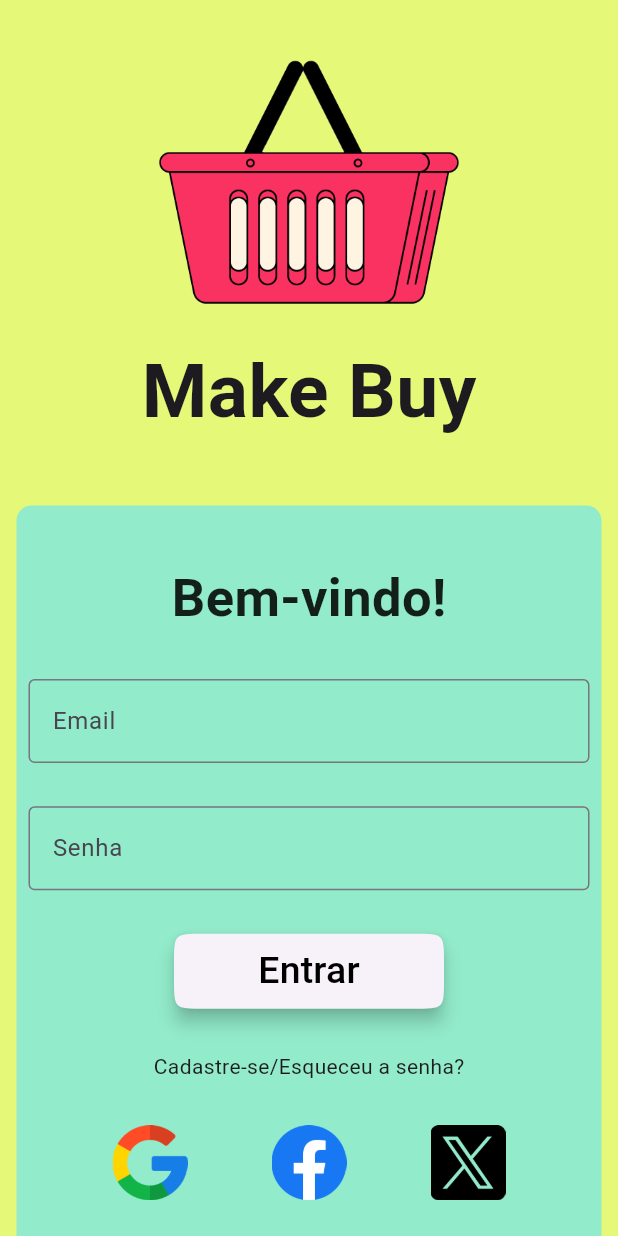
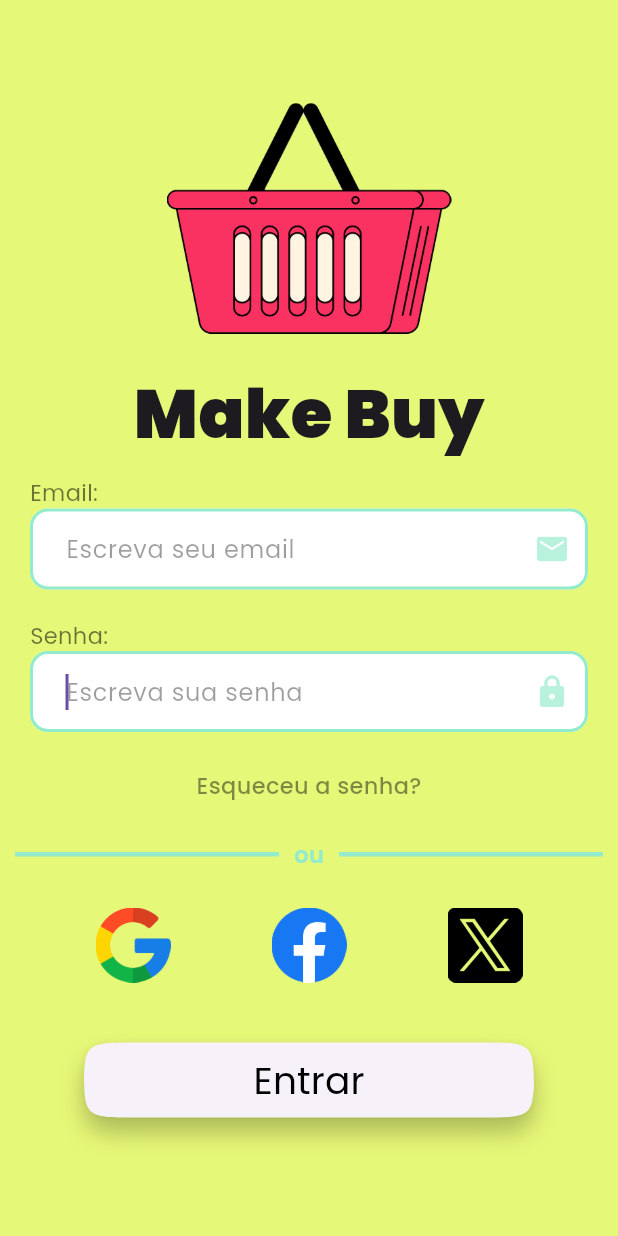
Before and after one commit to coutinhogcs/new-shop, a Flutter app: the screen it shows after launch, after a tap on "Começar a Gastar!", on a phone screen of 412 x 824 dp. Run offline on Flutter 3.47's test engine with Material 3 defaults, Android fonts, the light colour scheme and no system bars; our stand-ins replace firebase_core; accounts and stored records are empty.

Commit message:
feat: Layout Update

```diff
--- a/lib/screens/first_screen.dart
+++ b/lib/screens/first_screen.dart
@@ -1,52 +1,56 @@
-
 import 'package:flutter/material.dart';
+import 'package:new_shop/view/components/logo.dart';
 
 import 'login.dart';
 
-class FirstScreen extends StatelessWidget{
+class FirstScreen extends StatelessWidget {
   const FirstScreen({super.key});
   @override
-  Widget build(BuildContext context){
+  Widget build(BuildContext context) {
     return Scaffold(
-      body: Container(
-        width: double.infinity,
-        color: Color(0xffe6f877),
-        child: Column(
-          mainAxisAlignment: MainAxisAlignment.spaceEvenly,
+      backgroundColor: Color(0xffe6f877),
+      body: Column(
+        mainAxisAlignment: MainAxisAlignment.center,
+        crossAxisAlignment: CrossAxisAlignment.center,
         children: [
-           Image.asset('lib/images/Logo.png', width: 250, height: 250,),
-            const Text("Make Buy", style: TextStyle(fontSize: 50, color: Colors.black, fontWeight: FontWeight.bold)),
-            Column(
-              crossAxisAlignment: CrossAxisAlignment.start,
-              children: [
-                const Text("O que é melhor", style: TextStyle(fontSize: 20)),
-                const Text("do que Fazer", style: TextStyle(fontSize: 20),),
-                const Text("Compras?", style: TextStyle(fontSize: 20)),
-              ],
+          Padding(
+            padding: const EdgeInsets.fromLTRB(0, 0, 0, 170),
+            child: Logo(),
           ),
-
-            SizedBox(
+          Padding(
+            padding: const EdgeInsets.fromLTRB(50, 200, 0, 0),
+            child: Text("O que é melhor do que fazer Compras?", style: TextStyle(fontSize: 25, fontFamily: "Poppins", fontWeight: FontWeight.w400),),
+          ),
+          Padding(
+            padding: const EdgeInsets.fromLTRB(0, 25, 0, 0),
+            child: SizedBox(
               width: 300,
               height: 70,
               child: ElevatedButton(
                 onPressed: () {
                   Navigator.push(
                     context,
-                        MaterialPageRoute(
-                            builder: (context) => LoginPage()
-                        )
+                    MaterialPageRoute(builder: (context) => LoginPage()),
                   );
                 },
                 style: ElevatedButton.styleFrom(
                   elevation: 5,
                   shape: ContinuousRectangleBorder(
-                          borderRadius: BorderRadiusGeometry.circular(20)
-                  )
+                    borderRadius: BorderRadiusGeometry.circular(20),
                   ),
-                  child: Text("Começar a Gastar!", style: TextStyle(fontSize: 30, color: Colors.black))),
-            )
+
+                ),
+                child: Text(
+                  "Começar a Gastar!",
+                  style: TextStyle(fontSize: 25, color: Colors.black, fontFamily: "Poppins", fontWeight: FontWeight.w300
+                  ),
+                ),
+              ),
+            ),
+          ),
+
+
         ],
-        ),
       ),
     );
   }
--- a/lib/screens/home.dart
+++ b/lib/screens/home.dart
@@ -1,6 +1,6 @@
 import 'package:flutter/material.dart';
 
-class HomePage extends StatelessWidget{
+class HomePage extends StatelessWidget {
   const HomePage({super.key});
 
   @override
@@ -8,26 +8,24 @@ class HomePage extends StatelessWidget{
     return Scaffold(
       appBar: AppBar(
         title: Text("Menu"),
-        leading: IconButton(onPressed: (){
+        leading: IconButton(
+          onPressed: () {
             Navigator.pop(context);
-        }, icon: Icon(Icons.arrow_back_rounded )),
+          },
+          icon: Icon(Icons.arrow_back_rounded),
+        ),
         toolbarHeight: 45,
-        backgroundColor:  Color(0xffbebebe),
+        backgroundColor: Color(0xffbebebe),
       ),
-      body:
-        Center(
+      body: Center(
         child: Column(
           children: [
-              Icon(Icons.person, size: 90,),
-              Text("Hello Guilherme!",
-              style: TextStyle(
-                fontSize: 30
-              ),),
+            Icon(Icons.person, size: 90, color: Color(0xffe6f877)),
+            Text("Hello Guilherme!", style: TextStyle(fontSize: 30)),
           ],
         ),
       ),
       backgroundColor: Color(0xffe6f877),
-
     );
   }
 }
--- a/lib/screens/login.dart
+++ b/lib/screens/login.dart
@@ -1,95 +1,90 @@
 import 'package:flutter/material.dart';
+import 'package:new_shop/screens/home.dart';
+import 'package:new_shop/view/components/input_text.dart';
+import 'package:new_shop/view/components/logo.dart';
+import 'package:new_shop/view/components/social_auth.dart';
 
-import 'home.dart';
-
-/// Tela de login com botão que exibe alerta
 class LoginPage extends StatelessWidget {
   const LoginPage({super.key});
 
   @override
   Widget build(BuildContext context) {
     return Scaffold(
-      body: Padding(
-        padding: const EdgeInsets.only(top: 25),
+      body: Container(
+        alignment: Alignment.center,
         child: Column(
+          mainAxisAlignment: MainAxisAlignment.center,
+          crossAxisAlignment: CrossAxisAlignment.center,
           children: [
-            Image.asset('lib/images/Logo.png', width: 200, height: 200,),
-            Text('Make Buy', style: TextStyle(fontSize: 50, fontWeight: FontWeight.bold),),
-            Center(
-              child: Padding(
-                padding: const EdgeInsets.only(top: 40),
-                child: Container(
-                  width: 390,
-                  height: 500,
-                  decoration: BoxDecoration(
-                    borderRadius: BorderRadius.circular(10),
-                    color: Color(0xff92ebcb),
-                  ),
-                  child: Padding(
-                    padding: const EdgeInsets.all(8.0),
+            Logo(),
+            Padding(
+              padding: const EdgeInsets.symmetric(horizontal: 20, vertical: 10),
               child: Column(
-                      mainAxisAlignment: MainAxisAlignment.spaceEvenly,
+                  crossAxisAlignment: CrossAxisAlignment.start,
                   children: [
-                        const Text(
-                          "Bem-vindo!",
-                          style: TextStyle(
-                              fontSize: 35,
-                              fontWeight: FontWeight.bold,
-                            color: Colors.black87
+                    Text("Email:", style: TextStyle(fontSize: 15, color: Colors.black54,  fontFamily: "Poppins")),
+                    InputText(suffixIcon: Icon(Icons.email), visibility: false, hintText: "Escreva seu email", obscureText: false,),
+                  ]
               ),
             ),
-                        const TextField(
-                          decoration: InputDecoration(
-                            labelText: "Email",
-                            border: OutlineInputBorder(),
+            Padding(
+              padding: const EdgeInsets.symmetric(horizontal: 20, vertical: 10),
+              child: Column(
+                  crossAxisAlignment: CrossAxisAlignment.start,
+                  children: [
+                    Text("Senha:", style: TextStyle(fontSize: 15, color: Colors.black54, fontFamily: "Poppins")),
+                    InputText(suffixIcon: Icon(Icons.lock), visibility: true, hintText: "Escreva sua senha", obscureText: true,),
+                  ]
               ),
             ),
-                        const TextField(
-                          obscureText: true,
-                          decoration: InputDecoration(
-                            labelText: "Senha",
-                            border: OutlineInputBorder(),
 
+            Padding(
+              padding: const EdgeInsets.symmetric(vertical: 15),
+              child: const Text("Esqueceu a senha?", style: TextStyle(fontSize: 15, color: Colors.black45, fontWeight: FontWeight.w500, fontFamily: "Poppins")),
+            ),
+            Padding(
+              padding: const EdgeInsets.all(10.0),
+              child: Row(
+                children: [
+                  Expanded(
+                      child: Divider(
+                        color: Color(0xff92ebcb),
+                        thickness: 3,
+                      )
+                  ),
+                  Padding(
+                    padding: const EdgeInsets.symmetric(horizontal: 10),
+                    child: const Text("ou", style: TextStyle(fontSize: 15, color: Color(0xff92ebcb), fontWeight: FontWeight.w600, fontFamily: "Poppins")),
+                  ),
+                  Expanded(
+                      child: Divider(
+                        color: Color(0xff92ebcb),
+                        thickness: 3,
+                      )
+                  ),
+                ],
               ),
             ),
-                        Center(
+            Padding(
+              padding: const EdgeInsets.symmetric(vertical: 15, horizontal: 30),
+              child: SocialAuth(),
+            ),
+            Padding(
+              padding: const EdgeInsets.symmetric(vertical: 25),
               child: SizedBox(
-                            width: 180,
+                width: 300,
                 height: 50,
-                            child: ElevatedButton(
-                              onPressed: () {
-                                Navigator.push(context, MaterialPageRoute(builder: (context) => const HomePage()));
+                child: ElevatedButton(onPressed: () {
+                  Navigator.push(context, MaterialPageRoute(builder: (context) => HomePage()));
                 },
                     style: ElevatedButton.styleFrom(
                       elevation: 5,
-                                shape: ContinuousRectangleBorder(borderRadius: BorderRadiusGeometry.circular(20))
+                      shape: ContinuousRectangleBorder(borderRadius: BorderRadiusGeometry.circular(35))
                     ),
-                              child: const Text(
-                                "Entrar",
-                                style: TextStyle(fontSize: 25, color: Colors.black),
+                    child: Text('Entrar', style: TextStyle(fontSize: 25, color: Colors.black, fontWeight: FontWeight.w400, fontFamily: "Poppins",),)
                 ),
               ),
-                          ),
-                        ),
-
-                        const Center(
-                          child: Text("Cadastre-se/Esqueceu a senha?"),
-                        ),
-                        Row(
-                          mainAxisAlignment: MainAxisAlignment.spaceEvenly,
-                          children: [
-                            google(),
-                            facebook(),
-                            twitter()
-                          ],
-                        ),
-
-                      ],
-                    ),
-                  ),
-                ),
-              ),
-            ),
+            )
           ],
         ),
       ),
@@ -97,37 +92,4 @@ class LoginPage extends StatelessWidget {
     );
   }
 
-
-  Widget google(){
-    return SizedBox(
-      child: Image.asset(
-        'lib/images/google.png',
-        height: 50,
-        width: 50,
-      ),
-    );
 }
-
-  Widget facebook(){
-    return  SizedBox(
-        child: Image.asset(
-          'lib/images/facebook.png',
-          height: 50,
-          width: 50,
-
-        ),
-    );
-  }
-
-  Widget twitter(){
-    return  SizedBox(
-      child: Image.asset(
-        'lib/images/twitter.png',
-        height: 50,
-        width: 50,
-      ),
-    );
-  }
-
-
-}
```
Also changed, not shown: 1 other file. Lines whose indentation alone changed are shown as unchanged.
